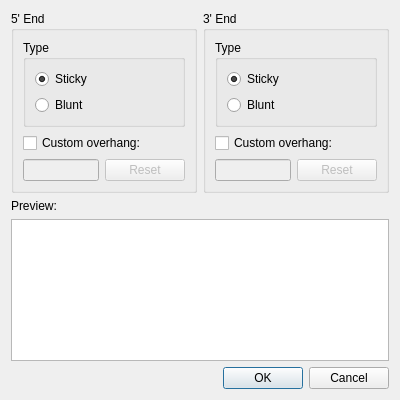
This is src/plugins/enzymes/src/ui/EditFragmentDialog.ui in violethaze74/ugene as Qt 5 draws it before an edit. The edited form follows.
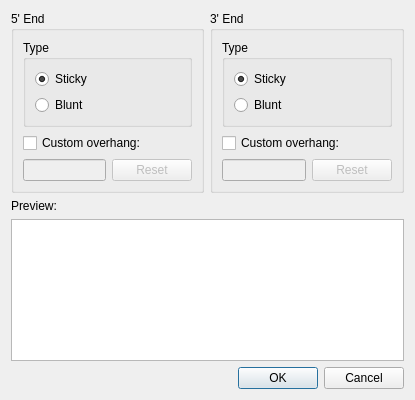
This is the edited form.

What changed in the file:
```diff
--- a/src/plugins/enzymes/src/ui/EditFragmentDialog.ui
+++ b/src/plugins/enzymes/src/ui/EditFragmentDialog.ui
@@ -6,7 +6,7 @@
    <rect>
     <x>0</x>
     <y>0</y>
-    <width>400</width>
+    <width>415</width>
     <height>400</height>
    </rect>
   </property>
```
